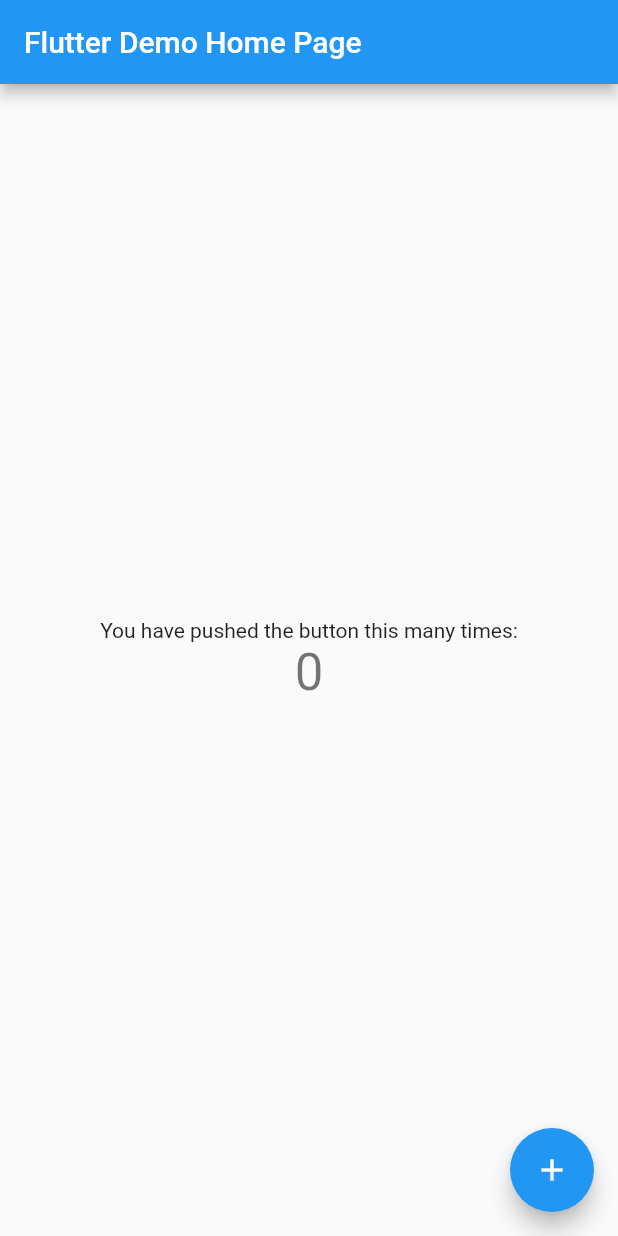
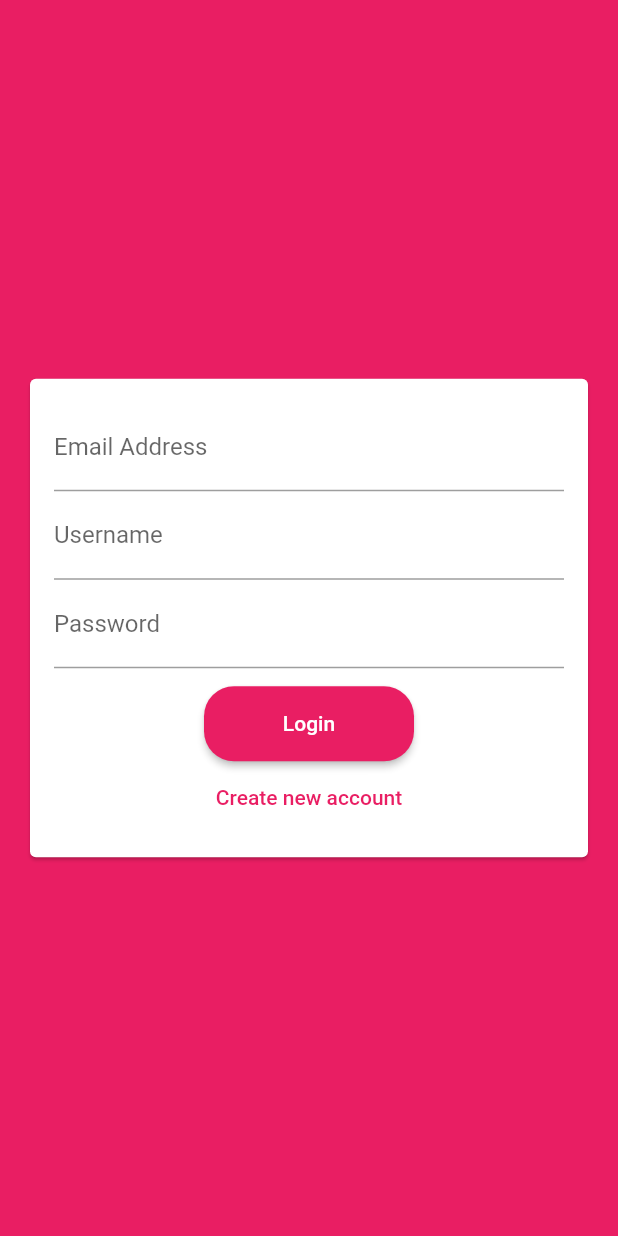
Before and after one commit to Obinna-e/chatapp, a Flutter app: the screen it shows after launch, on a phone screen of 412 x 824 dp. Run offline on Flutter 3.47's test engine with Material 2 defaults, Android fonts, the phone set to English and light mode, and no system bars; our stand-ins replace cloud_firestore, firebase_core; accounts and stored records are empty.

Commit message:
screens and authforms created

```diff
--- a/lib/main.dart
+++ b/lib/main.dart
@@ -1,6 +1,16 @@
+import 'package:firebase_core/firebase_core.dart';
 import 'package:flutter/material.dart';
 
-void main() {
+import 'package:chatapp/screens/chat_screen.dart';
+import './screens/auth_screen.dart';
+
+import 'firebase_options.dart';
+
+void main() async {
+  WidgetsFlutterBinding.ensureInitialized();
+  await Firebase.initializeApp(
+    options: DefaultFirebaseOptions.currentPlatform,
+  );
   runApp(const MyApp());
 }
 
@@ -11,105 +21,25 @@ class MyApp extends StatelessWidget {
   @override
   Widget build(BuildContext context) {
     return MaterialApp(
-      title: 'Flutter Demo',
+      title: 'Flutter Chat',
       theme: ThemeData(
-        // This is the theme of your application.
-        //
-        // Try running your application with "flutter run". You'll see the
-        // application has a blue toolbar. Then, without quitting the app, try
-        // changing the primarySwatch below to Colors.green and then invoke
-        // "hot reload" (press "r" in the console where you ran "flutter run",
-        // or simply save your changes to "hot reload" in a Flutter IDE).
-        // Notice that the counter didn't reset back to zero; the application
-        // is not restarted.
-        primarySwatch: Colors.blue,
+        primarySwatch: Colors.pink,
+        backgroundColor: Colors.pink,
+        colorScheme:
+            ColorScheme.fromSwatch().copyWith(secondary: Colors.deepPurple),
+        elevatedButtonTheme: ElevatedButtonThemeData(
+          style: ElevatedButton.styleFrom(
+            primary: Colors.pink,
+            onPrimary: Colors.white,
+            shape: RoundedRectangleBorder(
+              borderRadius: BorderRadius.circular(20),
+            ),
+            fixedSize: Size(140, 50),
+            padding: EdgeInsets.all(10),
+          ),
+        ),
       ),
-      home: const MyHomePage(title: 'Flutter Demo Home Page'),
+      home: AuthScreen(),
     );
   }
 }
-
-class MyHomePage extends StatefulWidget {
-  const MyHomePage({Key? key, required this.title}) : super(key: key);
-
-  // This widget is the home page of your application. It is stateful, meaning
-  // that it has a State object (defined below) that contains fields that affect
-  // how it looks.
-
-  // This class is the configuration for the state. It holds the values (in this
-  // case the title) provided by the parent (in this case the App widget) and
-  // used by the build method of the State. Fields in a Widget subclass are
-  // always marked "final".
-
-  final String title;
-
-  @override
-  State<MyHomePage> createState() => _MyHomePageState();
-}
-
-class _MyHomePageState extends State<MyHomePage> {
-  int _counter = 0;
-
-  void _incrementCounter() {
-    setState(() {
-      // This call to setState tells the Flutter framework that something has
-      // changed in this State, which causes it to rerun the build method below
-      // so that the display can reflect the updated values. If we changed
-      // _counter without calling setState(), then the build method would not be
-      // called again, and so nothing would appear to happen.
-      _counter++;
-    });
-  }
-
-  @override
-  Widget build(BuildContext context) {
-    // This method is rerun every time setState is called, for instance as done
-    // by the _incrementCounter method above.
-    //
-    // The Flutter framework has been optimized to make rerunning build methods
-    // fast, so that you can just rebuild anything that needs updating rather
-    // than having to individually change instances of widgets.
-    return Scaffold(
-      appBar: AppBar(
-        // Here we take the value from the MyHomePage object that was created by
-        // the App.build method, and use it to set our appbar title.
-        title: Text(widget.title),
-      ),
-      body: Center(
-        // Center is a layout widget. It takes a single child and positions it
-        // in the middle of the parent.
-        child: Column(
-          // Column is also a layout widget. It takes a list of children and
-          // arranges them vertically. By default, it sizes itself to fit its
-          // children horizontally, and tries to be as tall as its parent.
-          //
-          // Invoke "debug painting" (press "p" in the console, choose the
-          // "Toggle Debug Paint" action from the Flutter Inspector in Android
-          // Studio, or the "Toggle Debug Paint" command in Visual Studio Code)
-          // to see the wireframe for each widget.
-          //
-          // Column has various properties to control how it sizes itself and
-          // how it positions its children. Here we use mainAxisAlignment to
-          // center the children vertically; the main axis here is the vertical
-          // axis because Columns are vertical (the cross axis would be
-          // horizontal).
-          mainAxisAlignment: MainAxisAlignment.center,
-          children: <Widget>[
-            const Text(
-              'You have pushed the button this many times:',
-            ),
-            Text(
-              '$_counter',
-              style: Theme.of(context).textTheme.headline4,
-            ),
-          ],
-        ),
-      ),
-      floatingActionButton: FloatingActionButton(
-        onPressed: _incrementCounter,
-        tooltip: 'Increment',
-        child: const Icon(Icons.add),
-      ), // This trailing comma makes auto-formatting nicer for build methods.
-    );
-  }
-}
--- /dev/null
+++ b/lib/screens/auth_screen.dart
@@ -0,0 +1,20 @@
+import 'package:flutter/material.dart';
+
+import '../widgets/auth_form.dart';
+
+class AuthScreen extends StatefulWidget {
+  AuthScreen({Key? key}) : super(key: key);
+
+  @override
+  State<AuthScreen> createState() => _AuthScreenState();
+}
+
+class _AuthScreenState extends State<AuthScreen> {
+  @override
+  Widget build(BuildContext context) {
+    return Scaffold(
+      backgroundColor: Theme.of(context).primaryColor,
+      body: AuthForm(),
+    );
+  }
+}
--- /dev/null
+++ b/lib/widgets/auth_form.dart
@@ -0,0 +1,94 @@
+import 'package:flutter/material.dart';
+
+class AuthForm extends StatefulWidget {
+  const AuthForm({
+    Key? key,
+  }) : super(key: key);
+
+  @override
+  State<AuthForm> createState() => _AuthFormState();
+}
+
+class _AuthFormState extends State<AuthForm> {
+  final _formKey = GlobalKey<FormState>();
+  String? _userEmail;
+  String? _userName;
+  String? _userPassword;
+
+  void _trySubmit() {
+    final isValid = _formKey.currentState!.validate();
+    FocusScope.of(context).unfocus();
+    if (isValid) {
+      _formKey.currentState!.save();
+    }
+  }
+
+  @override
+  Widget build(BuildContext context) {
+    return Center(
+      child: Card(
+        margin: EdgeInsets.all(20),
+        child: SingleChildScrollView(
+            child: Padding(
+          padding: const EdgeInsets.all(16),
+          child: Form(
+            key: _formKey,
+            child: Column(
+              mainAxisSize: MainAxisSize.min,
+              children: [
+                TextFormField(
+                  keyboardType: TextInputType.emailAddress,
+                  validator: (value) {
+                    if (value!.isEmpty || !value.contains('@')) {
+                      return 'Please enter a valid email address';
+                    }
+                    return null;
+                  },
+                  decoration: const InputDecoration(
+                    labelText: 'Email Address',
+                  ),
+                  onSaved: (value) {
+                    _userEmail = value;
+                  },
+                ),
+                TextFormField(
+                  validator: (value) {
+                    if (value!.isEmpty || value.length < 4) {
+                      return 'Please enter at least 4 characters';
+                    }
+                    return null;
+                  },
+                  decoration: InputDecoration(labelText: 'Username'),
+                ),
+                TextFormField(
+                  validator: (value) {
+                    if (value!.isEmpty || value.length < 7) {
+                      return 'Password must be at least 7 characters long';
+                    }
+                    return null;
+                  },
+                  decoration: InputDecoration(labelText: 'Password'),
+                  obscureText: true,
+                  onSaved: (value) {
+                    _userPassword = value;
+                  },
+                ),
+                const SizedBox(
+                  height: 12,
+                ),
+                ElevatedButton(onPressed: () {}, child: Text('Login')),
+                TextButton(
+                  onPressed: () {},
+                  child: Text(
+                    'Create new account',
+                    style: TextStyle(color: Theme.of(context).primaryColor),
+                  ),
+                ),
+              ],
+            ),
+          ),
+        )),
+      ),
+    );
+  }
+}
--- a/pubspec.yaml
+++ b/pubspec.yaml
@@ -34,6 +34,8 @@ dependencies:
   # The following adds the Cupertino Icons font to your application.
   # Use with the CupertinoIcons class for iOS style icons.
   cupertino_icons: ^1.0.2
+  firebase_core: ^1.24.0
+  cloud_firestore: ^3.5.1
 
 dev_dependencies:
   flutter_test:
```
Also changed, not shown: lib/screens/chat_screen.dart (added, +42 -0 lines), lib/firebase_options.dart (added), pubspec.lock, 19 other files.
